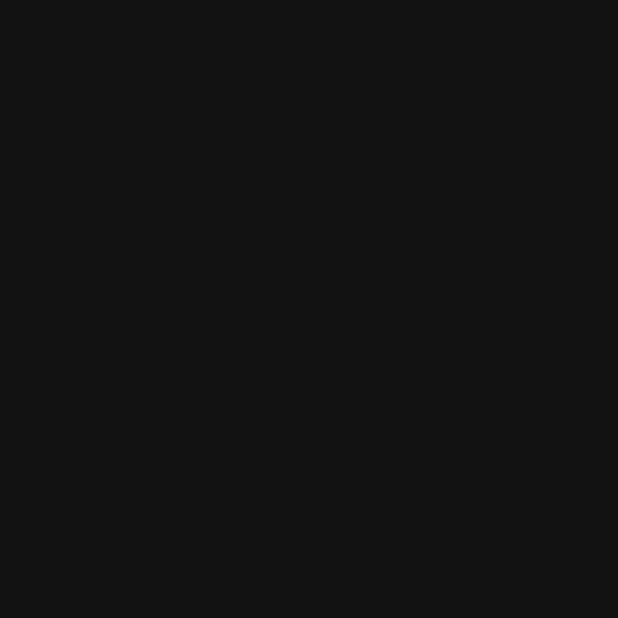
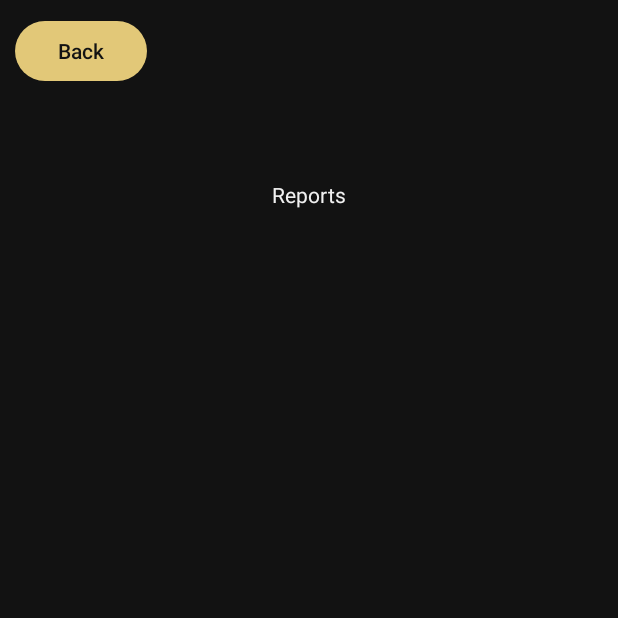
Before and after one commit to Thakshin4/Kronos, an Android app: the ReportsActivity screen opened directly, with no data from a screen before it, on a phone screen of 412 x 824 dp, the top half of it. Before the commit the part shown is empty. Run offline under Robolectric (Android 15) with nearby library versions, the phone set to English and light mode, and no system bars.

Commit message:
Back Buttons

```diff
--- a/app/src/main/java/com/st10083983/kronos/ReportsActivity.kt
+++ b/app/src/main/java/com/st10083983/kronos/ReportsActivity.kt
@@ -1,11 +1,23 @@
 package com.st10083983.kronos
 
+import android.content.Intent
 import androidx.appcompat.app.AppCompatActivity
 import android.os.Bundle
+import android.widget.Button
 
 class ReportsActivity : AppCompatActivity() {
     override fun onCreate(savedInstanceState: Bundle?) {
         super.onCreate(savedInstanceState)
         setContentView(R.layout.activity_reports)
+
+        // Back Button
+        val navBackHome = findViewById<Button>(R.id.reports_back_button)
+
+        navBackHome.setOnClickListener()
+        {
+            val intent = Intent(this, HomeActivity::class.java)
+            startActivity(intent)
+            finish()
+        }
     }
 }
--- a/app/src/main/res/layout/activity_reports.xml
+++ b/app/src/main/res/layout/activity_reports.xml
@@ -6,4 +6,23 @@
     android:layout_height="match_parent"
     tools:context=".ReportsActivity">
 
+    <Button
+        android:id="@+id/reports_back_button"
+        android:layout_width="wrap_content"
+        android:layout_height="wrap_content"
+        android:layout_marginStart="10dp"
+        android:layout_marginTop="10dp"
+        android:text="Back"
+        app:layout_constraintStart_toStartOf="parent"
+        app:layout_constraintTop_toTopOf="parent" />
+
+    <TextView
+        android:id="@+id/textView16"
+        android:layout_width="wrap_content"
+        android:layout_height="wrap_content"
+        android:layout_marginTop="120dp"
+        android:text="Reports"
+        app:layout_constraintEnd_toEndOf="parent"
+        app:layout_constraintStart_toStartOf="parent"
+        app:layout_constraintTop_toTopOf="parent" />
 </androidx.constraintlayout.widget.ConstraintLayout>
```
Also changed, not shown: app/src/main/java/com/st10083983/kronos/CategoryActivity.kt (+12 -0 lines), app/src/main/java/com/st10083983/kronos/TimesheetActivity.kt (+12 -0 lines).
